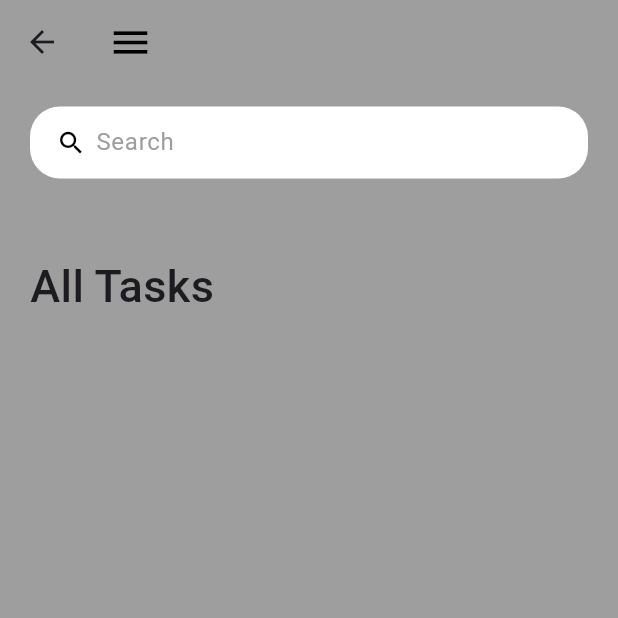
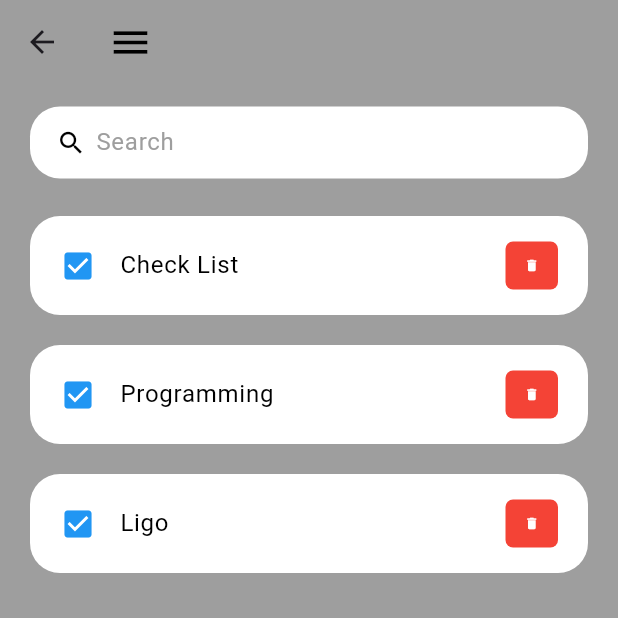
Before and after one commit to aorticio/MyJournalApp, a Flutter app: the screen it shows after launch, after a tap on "Tasks", on a phone screen of 412 x 824 dp, the top half of it. Run offline on Flutter 3.47's test engine with Material 3 defaults, Android fonts, the phone set to English and light mode, and no system bars; our stand-ins replace cloud_firestore, firebase_core, flutter_spinkit, table_calendar; missing offline and left inert: dart:js_interop; accounts and stored records are empty; statements that could not run were skipped.

Commit message:
finals pl

```diff
--- a/lib/components/mytasks.dart
+++ b/lib/components/mytasks.dart
@@ -1,10 +1,25 @@
 import 'package:flutter/material.dart';
-import 'package:flutter/widgets.dart';
+import 'package:todolist/components/todoItem.dart';
 
-
-class MyTask extends StatelessWidget {
+class MyTask extends StatefulWidget {
   const MyTask({super.key});
 
+  @override
+  State<MyTask> createState() => _MyTaskState();
+}
+
+class _MyTaskState extends State<MyTask> {
+  List todoItem = [
+    ToDoItem(
+      data: 'Check List',
+    ),
+    ToDoItem(
+      data: 'Programming',
+    ),
+    ToDoItem(
+      data: 'Ligo',
+    ),
+  ];
   @override
   Widget build(BuildContext context) {
     return Scaffold(
@@ -15,58 +30,53 @@ class MyTask extends StatelessWidget {
           child: Column(
             children: [
               searchBox(),
+              SizedBox(
+                height: 25,
+              ),
               Expanded(
-                child: ListView(
-                  children: [
-                    Container(
-                      margin: EdgeInsets.only(top:50, bottom: 20,),
-                      child: Text('All Tasks',
-                      style: TextStyle(
-                        fontSize:30,
-                        fontWeight:FontWeight.w500, ) ,)
-                      ,)
-                  ],),
+                child: ListView.builder(
+                  itemCount: todoItem.length,
+                  itemBuilder: (context, index) {
+                    return todoItem[index];
+                  },
+                ),
               )
             ],
           ),
-      )
-    );
+        ));
   }
 }
+
 Widget searchBox() {
   return Container(
     padding: EdgeInsets.symmetric(horizontal: 15),
     decoration: BoxDecoration(
-              color: Colors.white,
-              borderRadius: BorderRadius.circular(20)
-              ),
+        color: Colors.white, borderRadius: BorderRadius.circular(20)),
     child: TextField(
         decoration: InputDecoration(
       contentPadding: EdgeInsets.all(0),
-                  prefixIcon: Icon(Icons.search,
+      prefixIcon: Icon(
+        Icons.search,
         color: Colors.black,
         size: 20,
       ),
-                  prefixIconConstraints:BoxConstraints(
+      prefixIconConstraints: BoxConstraints(
         maxHeight: 20,
         minWidth: 25,
       ),
       border: InputBorder.none,
       hintText: 'Search',
-                  hintStyle: TextStyle(
-                    color: Colors.grey
-                    ),
-                )
-              ),
+      hintStyle: TextStyle(color: Colors.grey),
+    )),
   );
 }
 
 AppBar _buildAppBar() {
   return AppBar(
     backgroundColor: Colors.grey,
-        title: Row(
-          children: [
-            Icon(Icons.menu,
+    title: Row(children: [
+      Icon(
+        Icons.menu,
         color: Colors.black,
         size: 30,
       ),
@@ -74,7 +84,6 @@ AppBar _buildAppBar() {
         height: 40,
         width: 40,
       )
-      ]
-     ),
+    ]),
   );
 }
--- /dev/null
+++ b/lib/components/todoItem.dart
@@ -0,0 +1,60 @@
+import 'package:flutter/material.dart';
+import 'package:flutter/widgets.dart';
+
+class ToDoItem extends StatelessWidget {
+  final String data;
+  const ToDoItem({
+    Key? key,
+    required this.data,
+  });
+
+  @override
+  Widget build(BuildContext context) {
+    return Container(
+      margin: EdgeInsets.only(
+        bottom: 20,
+      ),
+      child: ListTile(
+        onTap: () {
+          print('Clicked on To Do Item.');
+        },
+        shape: RoundedRectangleBorder(
+          borderRadius: BorderRadius.circular(20),
+        ),
+        contentPadding: EdgeInsets.symmetric(
+          horizontal: 20,
+          vertical: 5,
+        ),
+        tileColor: Colors.white,
+        leading: Icon(
+          Icons.check_box,
+          color: Colors.blue,
+        ),
+        title: Text(
+          data,
+          style: TextStyle(
+            fontSize: 16,
+            color: Colors.black,
+          ),
+        ),
+        trailing: Container(
+            padding: EdgeInsets.all(0),
+            margin: EdgeInsets.symmetric(vertical: 12),
+            height: 35,
+            width: 35,
+            decoration: BoxDecoration(
+              color: Colors.red,
+              borderRadius: BorderRadius.circular(5),
+            ),
+            child: IconButton(
+              color: Colors.white,
+              iconSize: 10,
+              icon: Icon(Icons.delete),
+              onPressed: () {
+                print('Clicked in delete icon');
+              },
+            )),
+      ),
+    );
+  }
+}
--- a/lib/pages/home_page.dart
+++ b/lib/pages/home_page.dart
@@ -65,10 +65,10 @@ class _HomePageState extends State<HomePage> {
           Icons.add,
         ),
       ),
-      backgroundColor: Color.fromARGB(255, 162, 227, 212),
+      backgroundColor: Color.fromARGB(255, 160, 236, 243),
       appBar: AppBar(
         centerTitle: true,
-        backgroundColor: Colors.cyan[200],
+        backgroundColor: Color.fromARGB(255, 89, 207, 93),
         title: const Text(
           'My Journal',
           style: TextStyle(
@@ -85,7 +85,7 @@ class _HomePageState extends State<HomePage> {
                 child: Container(
                     padding: EdgeInsets.all(25),
                     decoration: BoxDecoration(
-                      color: Color.fromARGB(255, 114, 208, 218),
+                      color: Color.fromARGB(255, 218, 194, 114),
                       borderRadius: BorderRadius.circular(12),
                     ),
                     child: ListTile(
@@ -100,7 +100,7 @@ class _HomePageState extends State<HomePage> {
                 child: Container(
                     padding: EdgeInsets.all(25),
                     decoration: BoxDecoration(
-                      color: Color.fromARGB(255, 114, 208, 218),
+                      color: Color.fromARGB(255, 117, 218, 114),
                       borderRadius: BorderRadius.circular(12),
                     ),
                     child: ListTile(
@@ -115,7 +115,7 @@ class _HomePageState extends State<HomePage> {
                 child: Container(
                     padding: EdgeInsets.all(25),
                     decoration: BoxDecoration(
-                      color: Color.fromARGB(255, 114, 208, 218),
+                      color: Color.fromARGB(255, 211, 148, 232),
                       borderRadius: BorderRadius.circular(12),
                     ),
                     child: ListTile(
```
Lines whose indentation alone changed are shown as unchanged.
